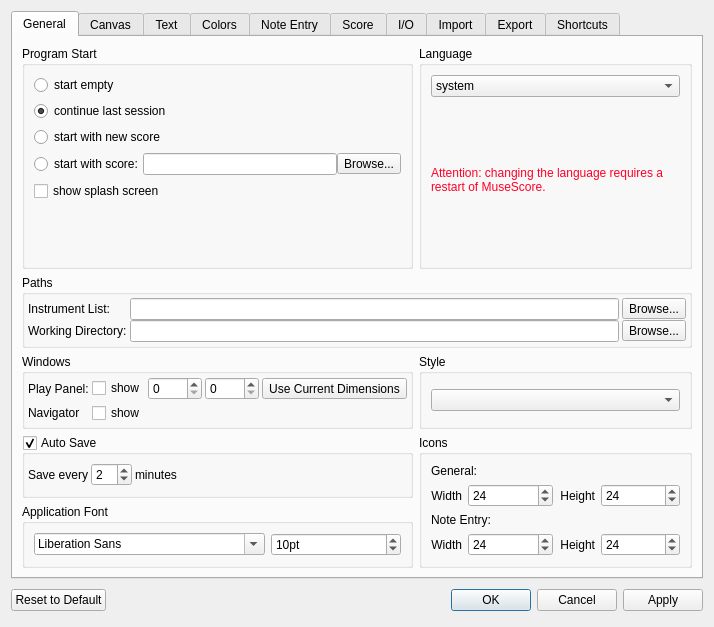
This is mscore/mscore/prefsdialog.ui in musescore/musescore-old as Qt 5 draws it before an edit. The edited form follows.
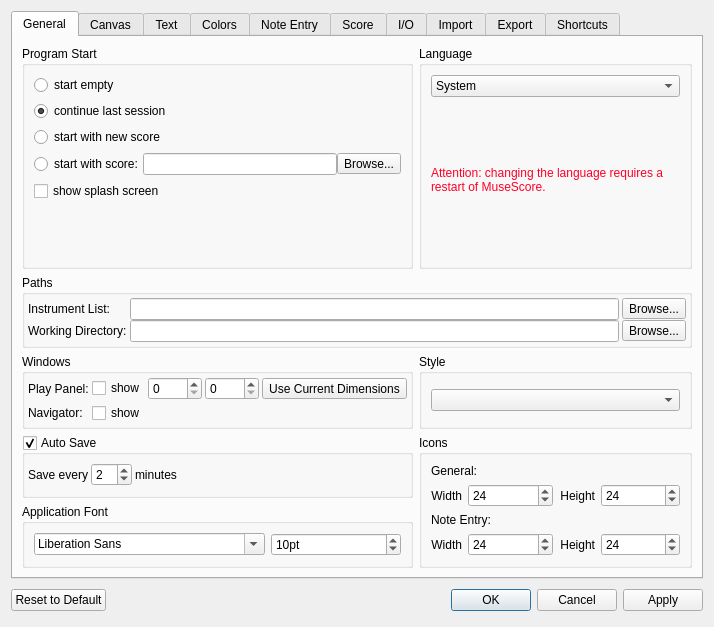
This is the edited form. Icons and pictures are not drawn. Custom widgets are drawn as their Qt base class.

The edit to the form file:
```diff
--- a/mscore/mscore/prefsdialog.ui
+++ b/mscore/mscore/prefsdialog.ui
@@ -136,7 +136,7 @@
            <widget class="QComboBox" name="language">
             <item>
              <property name="text">
-              <string>system</string>
+              <string>System</string>
              </property>
             </item>
             <item>
@@ -384,7 +384,7 @@
           <item row="1" column="0">
            <widget class="QLabel" name="label_19">
             <property name="text">
-             <string>Navigator</string>
+             <string>Navigator:</string>
             </property>
             <property name="textFormat">
              <enum>Qt::PlainText</enum>
```
Left out of the diff: 2 changed lines with no effect on the pictures.
